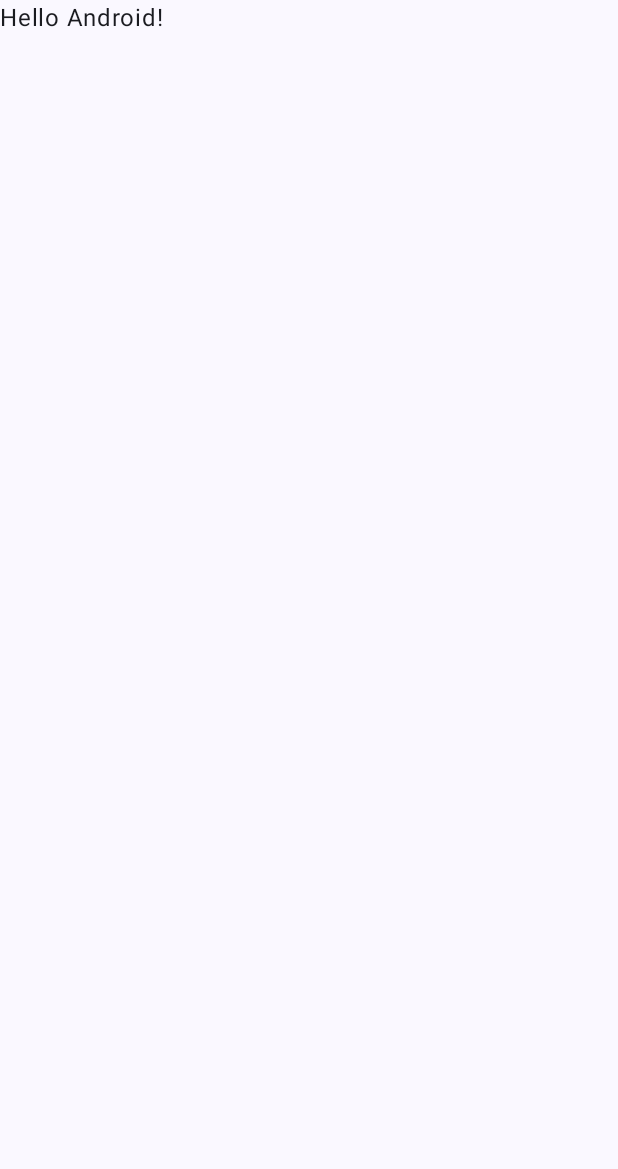
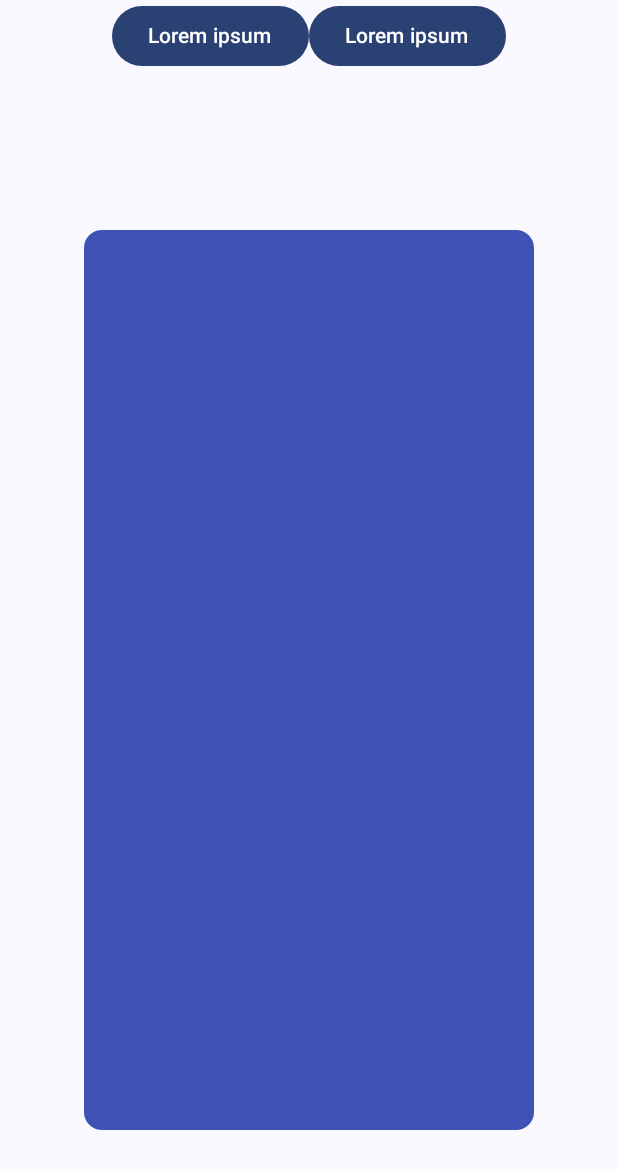
Before and after one commit to piotrsmet/Gameswiper, an Android app built with Jetpack Compose: the screen it shows after launch (MainActivity), on a phone screen of 412 x 824 dp. Before the commit the part shown is almost empty. Shown: the top 1169 px of the screen. Run offline under Robolectric (Android 15) with nearby library versions, the phone set to English and light mode, and no system bars.

Commit message:
First design of mainscreen

```diff
--- a/app/build.gradle.kts
+++ b/app/build.gradle.kts
@@ -5,7 +5,7 @@ plugins {
 
 android {
     namespace = "com.example.gameswiper"
-    compileSdk = 34
+    compileSdk = 35
 
     defaultConfig {
         applicationId = "com.example.gameswiper"
--- a/app/src/main/java/com/example/gameswiper/MainActivity.kt
+++ b/app/src/main/java/com/example/gameswiper/MainActivity.kt
@@ -11,6 +11,7 @@ import androidx.compose.material3.Text
 import androidx.compose.runtime.Composable
 import androidx.compose.ui.Modifier
 import androidx.compose.ui.tooling.preview.Preview
+import com.example.gameswiper.composable.MainScreen
 import com.example.gameswiper.ui.theme.GameswiperTheme
 
 class MainActivity : ComponentActivity() {
@@ -20,10 +21,7 @@ class MainActivity : ComponentActivity() {
         setContent {
             GameswiperTheme {
                 Scaffold(modifier = Modifier.fillMaxSize()) { innerPadding ->
-                    Greeting(
-                        name = "Android",
-                        modifier = Modifier.padding(innerPadding)
-                    )
+                    MainScreen(modifier = Modifier.padding(innerPadding))
                 }
             }
         }
--- /dev/null
+++ b/app/src/main/java/com/example/gameswiper/composable/MainScreen.kt
@@ -0,0 +1,88 @@
+package com.example.gameswiper.composable
+
+import androidx.compose.animation.core.Animatable
+import androidx.compose.animation.core.tween
+import androidx.compose.foundation.gestures.detectDragGestures
+import androidx.compose.foundation.layout.Arrangement
+import androidx.compose.foundation.layout.Column
+import androidx.compose.foundation.layout.Row
+import androidx.compose.foundation.layout.fillMaxHeight
+import androidx.compose.foundation.layout.fillMaxSize
+import androidx.compose.foundation.layout.height
+import androidx.compose.foundation.layout.offset
+import androidx.compose.foundation.layout.padding
+import androidx.compose.foundation.layout.width
+import androidx.compose.material3.Button
+import androidx.compose.material3.Card
+import androidx.compose.material3.CardColors
+import androidx.compose.material3.Text
+import androidx.compose.runtime.Composable
+import androidx.compose.runtime.getValue
+import androidx.compose.runtime.mutableStateOf
+import androidx.compose.runtime.remember
+import androidx.compose.runtime.rememberCoroutineScope
+import androidx.compose.runtime.setValue
+import androidx.compose.ui.Alignment
+import androidx.compose.ui.Modifier
+import androidx.compose.ui.graphics.Color
+import androidx.compose.ui.input.pointer.pointerInput
+import androidx.compose.ui.unit.IntOffset
+import androidx.compose.ui.unit.dp
+import kotlinx.coroutines.launch
+import kotlin.math.roundToInt
+
+
+@Composable
+fun MainScreen(modifier: Modifier){
+    var offsetX = remember { Animatable(0f) }
+    var coroutineScope = rememberCoroutineScope()
+    Column(
+        modifier = modifier.fillMaxSize(),
+        horizontalAlignment = Alignment.CenterHorizontally){
+        Row(
+            modifier = Modifier.padding(horizontal = 10.dp).weight(10f)){
+            Button(onClick = {}){ Text("Lorem ipsum")}
+            Button(onClick = {}){ Text("Lorem ipsum")}
+        }
+        Row(
+            modifier = Modifier.fillMaxSize().weight(90f)){
+            Column(
+                modifier =  Modifier.fillMaxSize(),
+                horizontalAlignment = Alignment.CenterHorizontally,
+                verticalArrangement = Arrangement.Center) {
+                Card(
+                    colors = CardColors(
+                        Color(0xFF3F51B5), Color(0xFF9C27B0),
+                        Color(0xff9933ff), Color(0xFF816BA8)
+                    ),
+                    modifier = Modifier
+                        .height(600.dp)
+                        .width(300.dp)
+                        .offset{IntOffset(offsetX.value.roundToInt(), 0)}
+                        .pointerInput(Unit){
+                            detectDragGestures (
+                                onDrag = {change, dragAmount ->
+                                    change.consume()
+                                    coroutineScope.launch{
+                                        offsetX.snapTo(offsetX.value + dragAmount.x)
+                                    }
+                                },
+                                onDragEnd = {
+                                    coroutineScope.launch{
+                                        offsetX.animateTo(
+                                            targetValue = 0f,
+                                            animationSpec = tween(durationMillis = 300)
+                                        )
+                                    }
+                                }
+                            )
+                        }
+
+                ) {
+
+                }
+            }
+        }
+    }
+
+}
```
